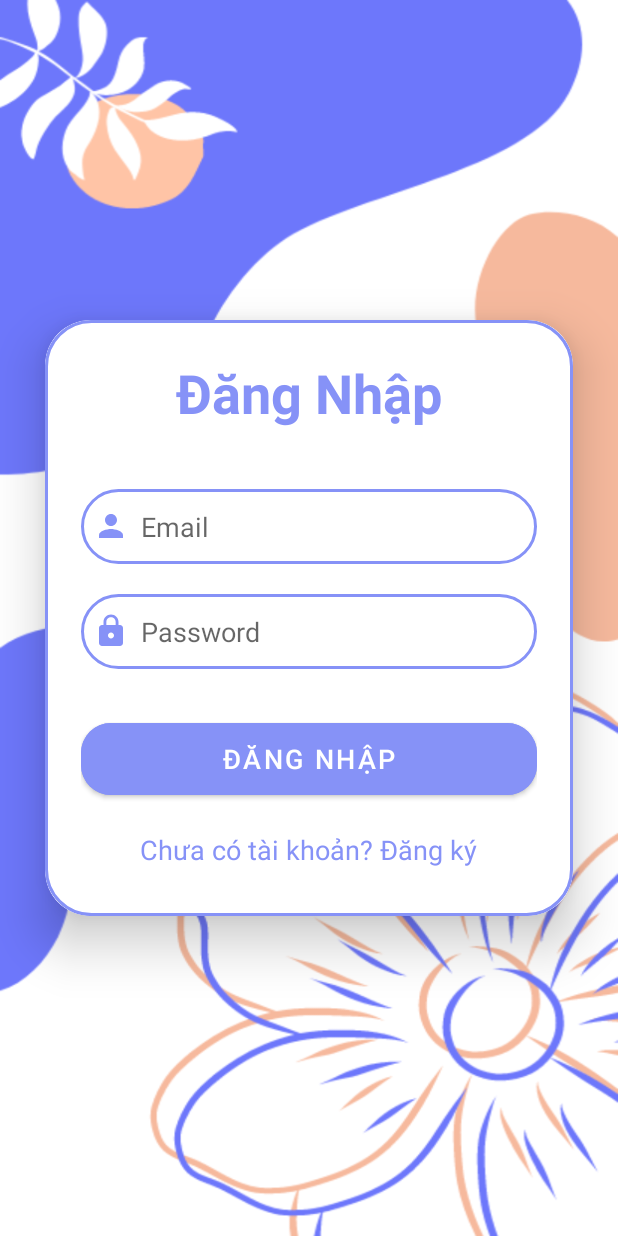
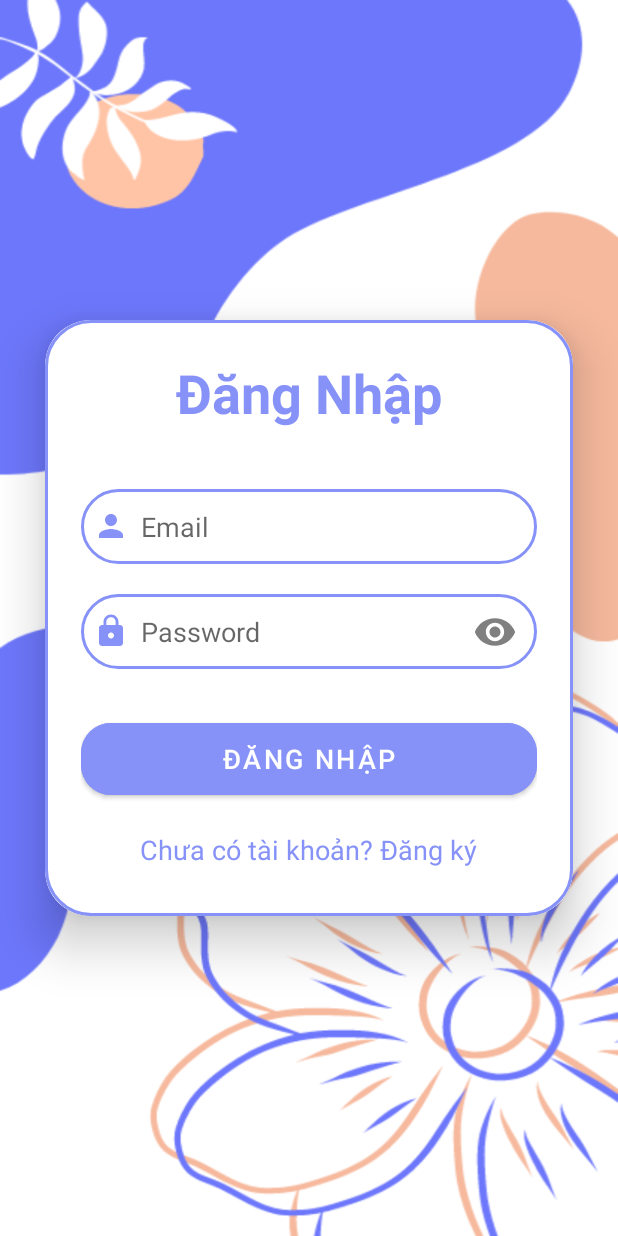
Before and after one commit to mihntam/MusicStreaming, an Android app: the screen it shows after launch (LoginActivity), on a phone screen of 412 x 824 dp. Run offline under Robolectric (Android 15) with nearby library versions, the phone set to English and light mode, and no system bars; our stand-ins replace Firebase (no records; nobody signed in at launch, a user with empty details on screens opened directly).

Commit message:
show hide password in form

```diff
--- a/app/src/main/java/com/project/musicstreaming/LoginActivity.java
+++ b/app/src/main/java/com/project/musicstreaming/LoginActivity.java
@@ -5,10 +5,13 @@ import androidx.appcompat.app.AppCompatActivity;
 
 import android.content.Intent;
 import android.os.Bundle;
+import android.text.method.HideReturnsTransformationMethod;
+import android.text.method.PasswordTransformationMethod;
 import android.util.Patterns;
 import android.view.View;
 import android.widget.Button;
 import android.widget.EditText;
+import android.widget.ImageView;
 import android.widget.TextView;
 import android.widget.Toast;
 
@@ -22,6 +25,7 @@ public class LoginActivity extends AppCompatActivity {
     private FirebaseAuth auth;
     private EditText loginEmail, loginPassword;
     private TextView loginRedirectText;
+    private ImageView showPass;
     private Button loginButton;
 
     @Override
@@ -34,6 +38,7 @@ public class LoginActivity extends AppCompatActivity {
         loginPassword = findViewById(R.id.login_password);
         loginButton = findViewById(R.id.login_button);
         loginRedirectText = findViewById(R.id.loginRedirectText);
+        showPass  =findViewById(R.id.show_pass_button);
 
         loginButton.setOnClickListener(new View.OnClickListener() {
             @Override
@@ -73,5 +78,22 @@ public class LoginActivity extends AppCompatActivity {
                 startActivity(new Intent(LoginActivity.this, RegisterActivity.class));
             }
         });
+
+        showPass.setOnClickListener(new View.OnClickListener() {
+            @Override
+            public void onClick(View view) {
+                if (view.getId() == R.id.show_pass_button) {
+                    if (loginPassword.getTransformationMethod().equals(PasswordTransformationMethod.getInstance())) {
+                        ((ImageView) (view)).setImageResource(R.drawable.baseline_visibility_off_24);
+                        //Show Password
+                        loginPassword.setTransformationMethod(HideReturnsTransformationMethod.getInstance());
+                    } else {
+                        ((ImageView) (view)).setImageResource(R.drawable.baseline_visibility_on_24);
+                        //Hide Password
+                        loginPassword.setTransformationMethod(PasswordTransformationMethod.getInstance());
+                    }
+                }
+            }
+        });
     }
 }
--- a/app/src/main/res/layout/activity_login.xml
+++ b/app/src/main/res/layout/activity_login.xml
@@ -46,18 +46,41 @@
                 android:drawablePadding="8dp"
                 android:textColor="@color/black"/>
 
-            <EditText
+            <androidx.constraintlayout.widget.ConstraintLayout
                 android:layout_width="match_parent"
-                android:layout_height="50dp"
-                android:id="@+id/login_password"
-                android:background="@drawable/custom_edittext"
-                android:layout_marginTop="20dp"
-                android:padding="8dp"
-                android:hint="Password"
-                android:inputType="textPassword"
-                android:drawableLeft="@drawable/baseline_lock_24"
-                android:drawablePadding="8dp"
-                android:textColor="@color/black"/>
+                android:layout_height="wrap_content"
+                android:layout_marginTop="20dp">
+
+                <EditText
+                    android:id="@+id/login_password"
+                    android:layout_width="match_parent"
+                    android:layout_height="50dp"
+                    android:background="@drawable/custom_edittext"
+                    android:drawableLeft="@drawable/baseline_lock_24"
+                    android:drawablePadding="8dp"
+                    android:hint="Password"
+                    android:inputType="textPassword"
+                    android:padding="8dp"
+                    android:textColor="@color/black"
+                    tools:ignore="MissingConstraints" />
+
+                <ImageView
+                    android:id="@+id/show_pass_button"
+                    android:layout_width="40dp"
+                    android:layout_height="40dp"
+                    android:layout_alignParentRight="true"
+                    android:layout_centerVertical="true"
+                    android:layout_marginEnd="8dp"
+                    android:alpha=".5"
+                    android:onClick="ShowHidePass"
+                    android:padding="5dp"
+                    android:src="@drawable/baseline_visibility_on_24"
+                    app:layout_constraintBottom_toBottomOf="parent"
+                    app:layout_constraintEnd_toEndOf="@id/login_password"
+                    app:layout_constraintTop_toTopOf="@id/login_password"
+                    tools:ignore="MissingConstraints" />
+
+            </androidx.constraintlayout.widget.ConstraintLayout>
 
             <Button
                 android:layout_width="match_parent"
```
Also changed, not shown: app/src/main/java/com/project/musicstreaming/RegisterActivity.java (+23 -0 lines), app/src/main/res/layout/activity_register.xml (+10 -7 lines), app/src/main/res/drawable/baseline_visibility_on_24.xml (renamed from app/src/main/res/drawable/baseline_visibility_24.xml).
